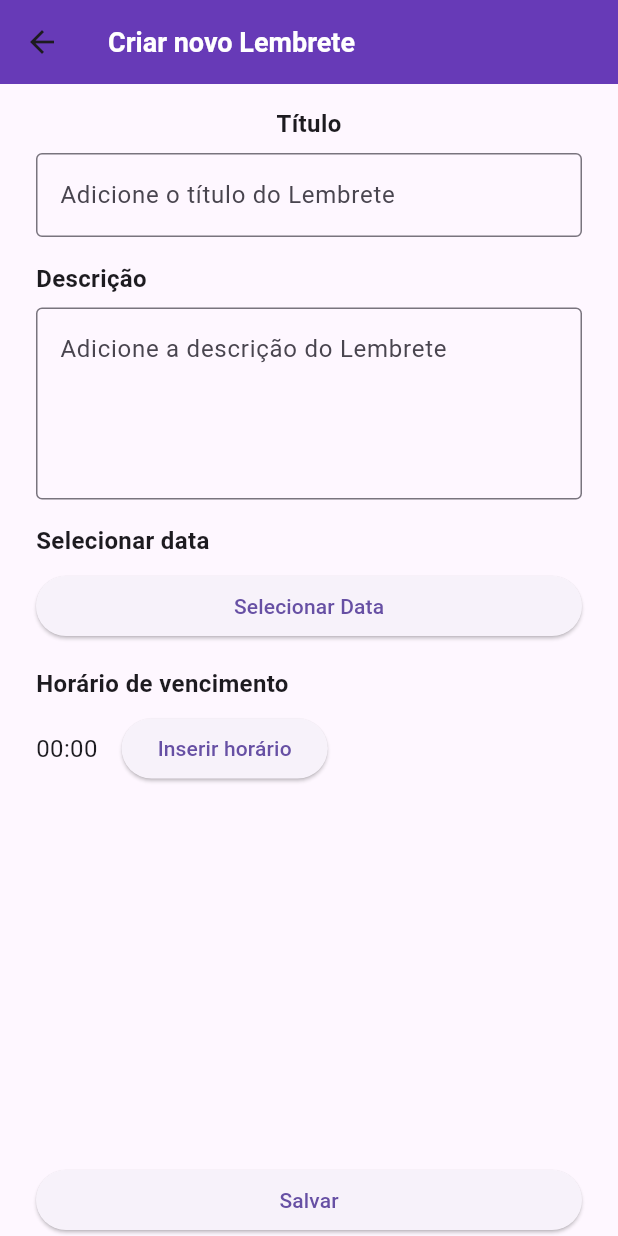
After one commit to felipebolduan/Flutter_A3, a Flutter app: the NewNotificationScreen screen opened directly, on a phone screen of 412 x 824 dp. The commit adds this screen. Run offline on Flutter 3.47's test engine with Material 3 defaults, Android fonts, the phone set to English and light mode, and no system bars; our stand-ins replace audioplayers, cloud_firestore, firebase_auth, firebase_core, firebase_messaging; accounts and stored records are empty; generated files the repository leaves out were written again.

Commit message:
adiciona tela de lembrete + push notification

```diff
--- /dev/null
+++ b/lib/tela_cadastroDeLembrete.dart
@@ -0,0 +1,105 @@
+import 'package:flutter/material.dart';
+
+class NewNotificationScreen extends StatelessWidget {
+  const NewNotificationScreen({super.key});
+
+  @override
+  Widget build(BuildContext context) {
+    return Scaffold(
+      appBar: AppBar(
+        title: const Text(
+          'Criar novo Lembrete',
+          ),
+        leading: const BackButton(),
+      ),
+        //body: Center(
+          body: Padding(
+            padding: const EdgeInsets.symmetric(horizontal: 24.0),
+            //child: SingleChildScrollView(
+              //child: SingleChildScrollView(
+                child: Column(
+                mainAxisAlignment: MainAxisAlignment.center,
+                crossAxisAlignment: CrossAxisAlignment.stretch,
+                children: [
+                  const SizedBox(height: 15),
+                  // Campo Título
+                  const Text(
+                    'Título',
+                    style: TextStyle(fontSize: 16, fontWeight: FontWeight.bold),
+                    textAlign: TextAlign.center,
+                  ),
+                  const SizedBox(height: 8),
+                  const TextField(
+                    decoration: const InputDecoration(
+                      border: OutlineInputBorder(),
+                      hintText: 'Adicione o título do Lembrete',
+                    ),
+                  ),
+                  const SizedBox(height: 16),
+
+                  // Campo Descrição
+                  const Text(
+                    'Descrição',
+                    style: TextStyle(fontSize: 16, fontWeight: FontWeight.bold),
+                  ),
+                  const SizedBox(height: 8),
+                  const TextField(
+                    maxLines: 4,
+                    decoration: InputDecoration(
+                      border: OutlineInputBorder(),
+                      hintText: 'Adicione a descrição do Lembrete',
+                    ),
+                  ),
+                  const SizedBox(height: 16),
+
+                  // Selecionar Data
+                  const Text(
+                    'Selecionar data',
+                    style: TextStyle(fontSize: 16, fontWeight: FontWeight.bold),
+                  ),
+                  const SizedBox(height: 8),
+                  ElevatedButton(
+                    onPressed: () {},
+                    child: const Text('Selecionar Data'),
+                  ),
+                  const SizedBox(height: 16),
+
+                  // Horário de vencimento
+                  const Text(
+                    'Horário de vencimento',
+                    style: TextStyle(fontSize: 16, fontWeight: FontWeight.bold),
+                  ),
+                  const SizedBox(height: 8),
+                  Row(
+                    children: [
+                      const Text(
+                        '00:00',
+                        style: TextStyle(fontSize: 16),
+                      ),
+                      const SizedBox(width: 16),
+                      ElevatedButton(
+                        onPressed: () {},
+                        child: const Text('Inserir horário'),
+                      ),
+                    ],
+                  ),
+                  const Spacer(),
+
+                  // Botão Salvar
+                  SizedBox(
+                    width: double.infinity,
+                    child: ElevatedButton(
+                      onPressed: () {},
+                      child: const Text('Salvar'),
+                    ),
+                  ),
+                ],
+                            ),
+              ),
+          //),
+        //),
+      //),
+    //),
+    );
+  }
+}
--- a/pubspec.yaml
+++ b/pubspec.yaml
@@ -38,6 +38,7 @@ dependencies:
   cupertino_icons: ^1.0.8
   firebase_core: ^3.8.0
   firebase_auth: ^5.3.3
+  firebase_messaging: ^15.1.5
   cloud_firestore: ^5.5.0
   uuid: ^4.5.1
 
```
Also changed, not shown: lib/api/firebase_api.dart (added, +22 -0 lines), lib/main.dart (+5 -3 lines), firebase.json, pubspec.lock, 4 other files.
